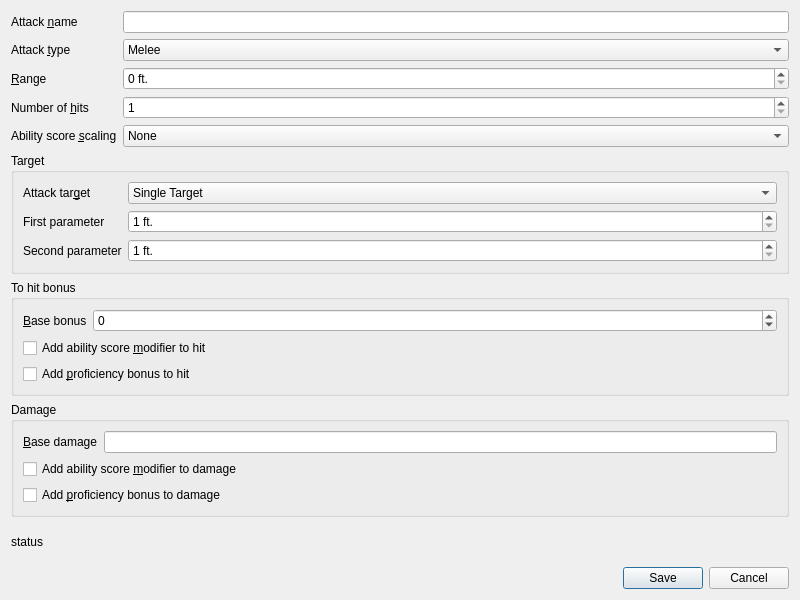
The window that ui/edit_roll_attack.ui (MatteoH2O1999/medium_scale_combat_5e) describes before a commit, drawn with Qt 5.
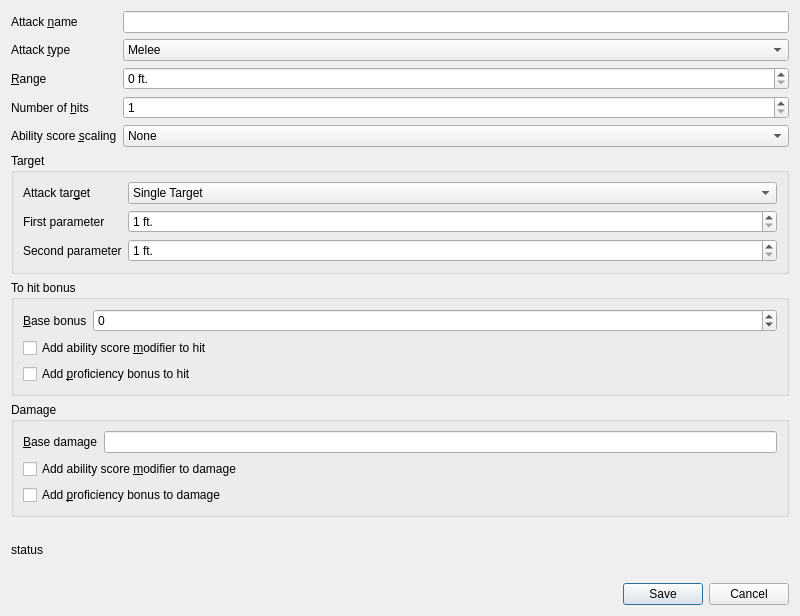
The same window after the commit.

Commit message: Fix dialog size

What changed in the file:
```diff
--- a/ui/edit_roll_attack.ui
+++ b/ui/edit_roll_attack.ui
@@ -7,7 +7,7 @@
     <x>0</x>
     <y>0</y>
     <width>800</width>
-    <height>600</height>
+    <height>616</height>
    </rect>
   </property>
   <property name="windowTitle">
```
The commit also changes 3 other files.
